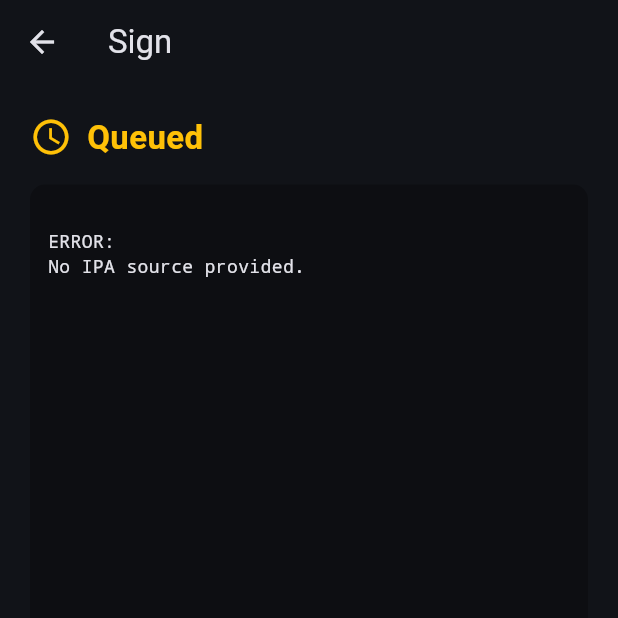
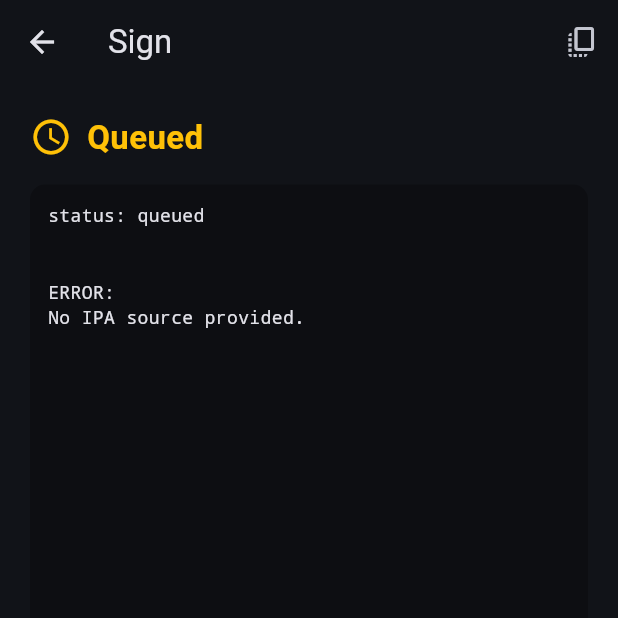
Before and after one commit to MaliceKy/ipa-signer, a Flutter app: the SignScreen screen opened directly, on a phone screen of 412 x 824 dp, the top half of it. Run offline on Flutter 3.47's test engine with Material 3 defaults, Android fonts, the phone set to English and light mode, and no system bars; our stand-ins replace file_picker, flutter_secure_storage; accounts and stored records are empty.

Commit message:
Add copy-log button + selectable log on sign screen
Co-Authored-By: Claude Opus 4.8 <noreply@anthropic.com>

```diff
--- a/lib/screens/sign_screen.dart
+++ b/lib/screens/sign_screen.dart
@@ -2,6 +2,7 @@ import 'dart:async';
 
 import 'package:file_picker/file_picker.dart';
 import 'package:flutter/material.dart';
+import 'package:flutter/services.dart';
 import 'package:url_launcher/url_launcher.dart';
 
 import '../services/config_store.dart';
@@ -119,6 +120,24 @@ class _SignScreenState extends State<SignScreen> {
     await launchUrl(Uri.parse(_runUrl!), mode: LaunchMode.externalApplication);
   }
 
+  String get _fullLog => [
+        if (_runTag != null) 'run_tag: $_runTag',
+        if (_runUrl != null) 'run: $_runUrl',
+        'status: ${_status.name}',
+        '',
+        ..._log,
+        if (_error != null) '\nERROR:\n$_error',
+      ].join('\n');
+
+  Future<void> _copyLog() async {
+    await Clipboard.setData(ClipboardData(text: _fullLog));
+    if (mounted) {
+      ScaffoldMessenger.of(context).showSnackBar(
+        const SnackBar(content: Text('Log copied to clipboard')),
+      );
+    }
+  }
+
   ({String label, Color color, IconData icon}) get _statusDisplay {
     switch (_status) {
       case SignStatus.queued:
@@ -144,7 +163,16 @@ class _SignScreenState extends State<SignScreen> {
   Widget build(BuildContext context) {
     final d = _statusDisplay;
     return Scaffold(
-      appBar: AppBar(title: Text(widget.appName ?? 'Sign')),
+      appBar: AppBar(
+        title: Text(widget.appName ?? 'Sign'),
+        actions: [
+          IconButton(
+            icon: const Icon(Icons.copy_all),
+            tooltip: 'Copy log',
+            onPressed: _copyLog,
+          ),
+        ],
+      ),
       body: Padding(
         padding: const EdgeInsets.all(20),
         child: Column(
@@ -181,9 +209,8 @@ class _SignScreenState extends State<SignScreen> {
                   borderRadius: BorderRadius.circular(10),
                 ),
                 child: SingleChildScrollView(
-                  child: Text(
-                    [..._log, if (_error != null) '\nERROR:\n$_error']
-                        .join('\n'),
+                  child: SelectableText(
+                    _fullLog,
                     style: const TextStyle(
                       fontFamily: 'monospace',
                       fontSize: 12,
```
